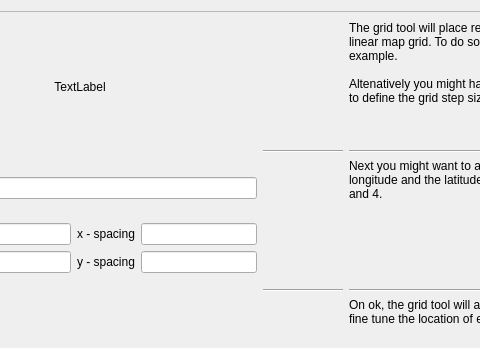
ntruchsess/QLandkarteGT, file src/ICreateMapGridTool.ui: the form before one commit; both pictures show x 176 to 656 and y 0 to 348 of the 1103 by 471 pixel window.
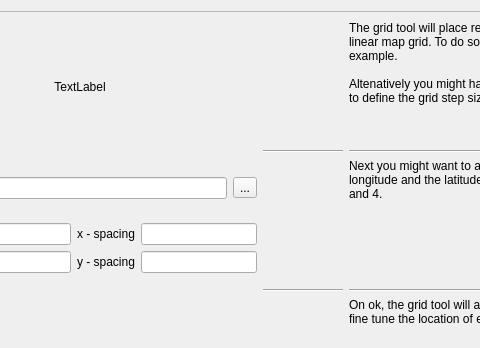
The form after the commit.

What changed in the file:
```diff
--- a/src/ICreateMapGridTool.ui
+++ b/src/ICreateMapGridTool.ui
@@ -110,6 +110,13 @@
           <item>
            <widget class="QLineEdit" name="lineProjection" />
           </item>
+          <item>
+           <widget class="QToolButton" name="toolProjWizzard" >
+            <property name="text" >
+             <string>...</string>
+            </property>
+           </widget>
+          </item>
          </layout>
         </item>
         <item>
```
